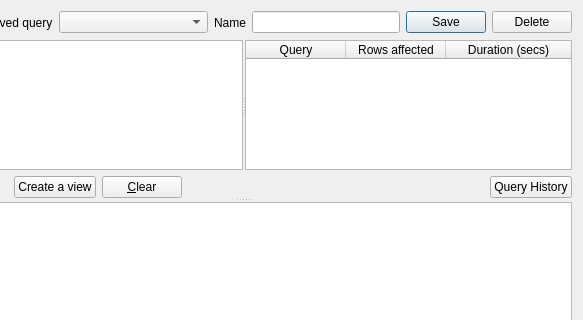
Old version of the form python/plugins/db_manager/ui/DlgSqlWindow.ui in the repository qgis/QGIS; both pictures show x 96 to 679 and y 0 to 320 of the 679 by 525 pixel window.
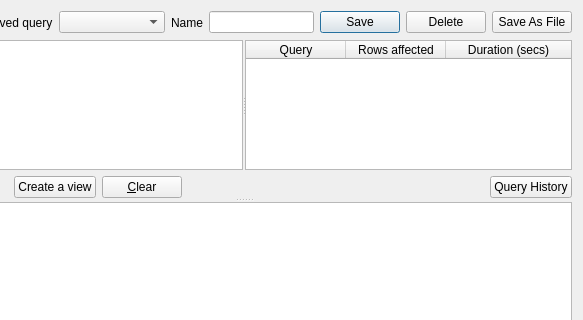
New version of the form. Custom widgets are drawn as their Qt base class.

Commit message: Add a button to save the query as an external sql file

Diff of the .ui file:
```diff
--- a/python/plugins/db_manager/ui/DlgSqlWindow.ui
+++ b/python/plugins/db_manager/ui/DlgSqlWindow.ui
@@ -25,7 +25,7 @@
      <property name="orientation">
       <enum>Qt::Vertical</enum>
      </property>
-     <widget class="QWidget" name="">
+     <widget class="QWidget" name="layoutWidget">
       <layout class="QVBoxLayout" name="verticalLayout_2">
        <item>
         <layout class="QHBoxLayout" name="horizontalLayout">
@@ -100,6 +100,16 @@
            </property>
           </widget>
          </item>
+         <item>
+          <widget class="QPushButton" name="presetSaveAsFile">
+           <property name="toolTip">
+            <string>&lt;html&gt;&lt;head/&gt;&lt;body&gt;&lt;p&gt;Save the query as SQL file&lt;/p&gt;&lt;/body&gt;&lt;/html&gt;</string>
+           </property>
+           <property name="text">
+            <string>Save As File</string>
+           </property>
+          </widget>
+         </item>
         </layout>
        </item>
        <item>
@@ -226,7 +236,7 @@
        </item>
       </layout>
      </widget>
-     <widget class="QWidget" name="">
+     <widget class="QWidget" name="layoutWidget">
       <layout class="QVBoxLayout" name="verticalLayout">
        <item>
         <widget class="QTableView" name="viewResult">
```
Left out of the diff: 1 changed line with no effect on the pictures. The commit also changes 1 other file.
